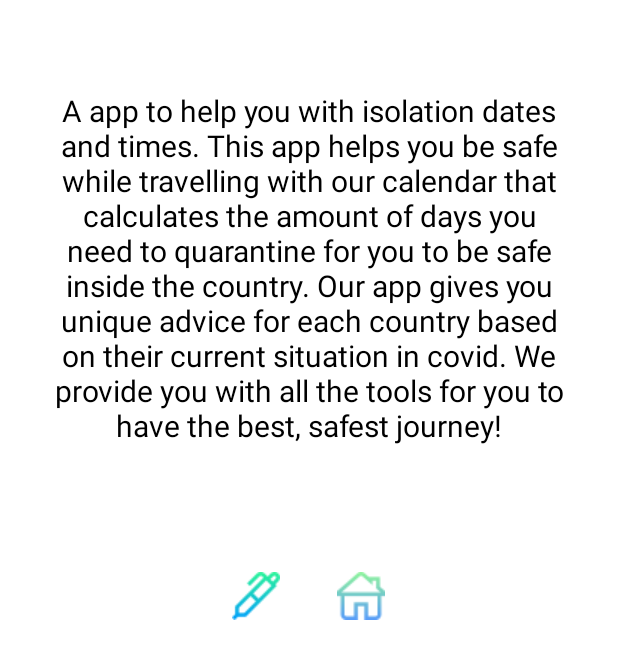
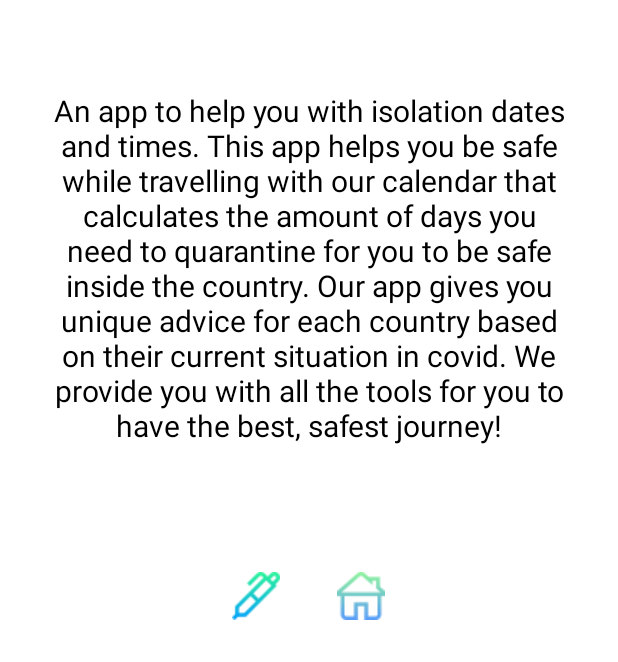
Before and after one commit to harshitabha/Covi-lender, an Android app: the screen it shows after launch (MainActivity), on a phone screen of 412 x 824 dp, the part 574-1236 px from its top. Run offline under Robolectric (Android 15) with nearby library versions, the phone set to English and light mode, and no system bars.

Commit message:
Small Changes

```diff
--- a/TravelBan/app/src/main/res/layout/activity_main.xml
+++ b/TravelBan/app/src/main/res/layout/activity_main.xml
@@ -17,7 +17,7 @@
     <TextView
         android:layout_width="wrap_content"
         android:layout_height="wrap_content"
-        android:text="A app to help you with isolation dates and times. This app helps you be safe while travelling with our calendar that calculates the amount of days you need to quarantine for you to be safe inside the country. Our app gives you unique advice for each country based on their current situation in covid. We provide you with all the tools for you to have the best, safest journey!"
+        android:text="An app to help you with isolation dates and times. This app helps you be safe while travelling with our calendar that calculates the amount of days you need to quarantine for you to be safe inside the country. Our app gives you unique advice for each country based on their current situation in covid. We provide you with all the tools for you to have the best, safest journey!"
         android:id="@+id/info"
         android:padding="10dp"
         android:gravity="center"
```
